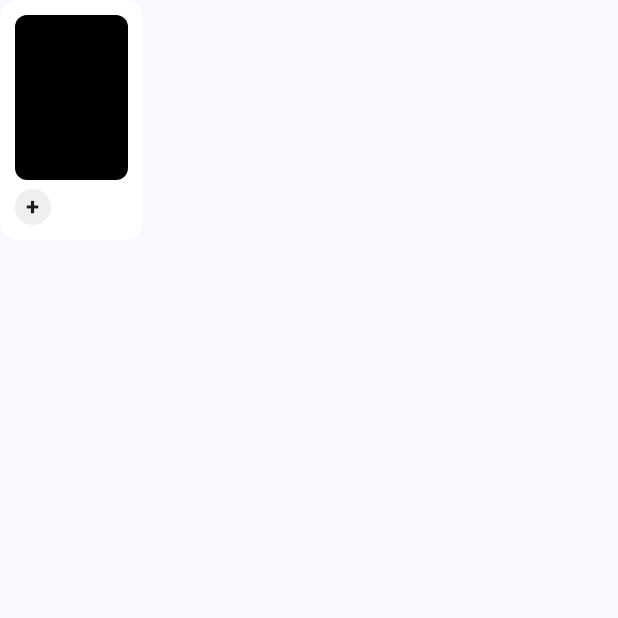
After one commit to boyoung05/object-project, an Android app built with Jetpack Compose: the composable BookCard shown on its own in the app's theme, on a phone screen of 412 x 824 dp, the top half of it. The commit adds this screen. Run offline under Robolectric (Android 15) with nearby library versions, the phone set to English and light mode, and no system bars.

Commit message:
교환 페이지 연결
ui 고칠거에용

```diff
--- a/app/src/main/java/com/example/book/Screens/BookInfo/BookInfo.kt
+++ b/app/src/main/java/com/example/book/Screens/BookInfo/BookInfo.kt
@@ -11,9 +11,10 @@ import androidx.compose.ui.graphics.Color
 import androidx.compose.ui.text.font.FontWeight
 import androidx.compose.ui.unit.dp
 import androidx.compose.ui.unit.sp
+import androidx.navigation.NavController
 
 @Composable
-fun BookInfoScreen() {
+fun BookInfoScreen(navController: NavController) {
     val scrollState = rememberScrollState()
 
     Column(
@@ -50,7 +51,6 @@ fun BookInfoScreen() {
         Spacer(modifier = Modifier.height(32.dp))
 
         // 5. 교환 제안하기 버튼
-        ExchangeButton()
-        Spacer(modifier = Modifier.height(16.dp))
+        ExchangeButton(navController = navController)
     }
 }
--- /dev/null
+++ b/app/src/main/java/com/example/book/Screens/exchange/BookCard.kt
@@ -0,0 +1,40 @@
+package com.example.book.Screens.exchange.components
+
+import androidx.compose.foundation.background
+import androidx.compose.foundation.layout.*
+import androidx.compose.foundation.shape.RoundedCornerShape
+import androidx.compose.material3.Text
+import androidx.compose.runtime.Composable
+import androidx.compose.ui.Alignment
+import androidx.compose.ui.Modifier
+import androidx.compose.ui.graphics.Color
+import androidx.compose.ui.text.font.FontWeight
+import androidx.compose.ui.unit.dp
+
+@Composable
+fun BookCard() {
+    Column(
+        modifier = Modifier
+            .width(95.dp)
+            .background(Color.White, RoundedCornerShape(12.dp))
+            .padding(10.dp)
+    ) {
+        Box(
+            modifier = Modifier
+                .height(110.dp)
+                .fillMaxWidth()
+                .background(Color.Black, RoundedCornerShape(8.dp))
+        )
+
+        Spacer(Modifier.height(6.dp))
+
+        Box(
+            modifier = Modifier
+                .size(24.dp)
+                .background(Color(0xFFEFEFEF), RoundedCornerShape(12.dp)),
+            contentAlignment = Alignment.Center
+        ) {
+            Text("+", fontWeight = FontWeight.Bold)
+        }
+    }
+}
--- a/app/src/main/java/com/example/book/navigation/AppNavHost.kt
+++ b/app/src/main/java/com/example/book/navigation/AppNavHost.kt
@@ -23,5 +23,8 @@ fun AppNavHost() {
         composable("main") {
             MainScreen()
         }
+        composable("exchange_proposal") {
+        }
+
     }
 }
```
Also changed, not shown: app/src/main/java/com/example/book/Screens/BookInfo/ExchangeButton.kt (+5 -2 lines), app/src/main/java/com/example/book/Screens/exchange/CategoryChip.kt (added, +23 -0 lines), app/src/main/java/com/example/book/Screens/exchange/ExchangeProposalScreen.kt (added, +124 -0 lines), app/src/main/java/com/example/book/Screens/exchange/ProposalHistoryItem.kt (added, +36 -0 lines), app/src/main/java/com/example/book/Screens/exchange/TradeToggleItem.kt (added, +25 -0 lines), app/src/main/java/com/example/book/navigation/BottomNavHost.kt (+12 -7 lines).
